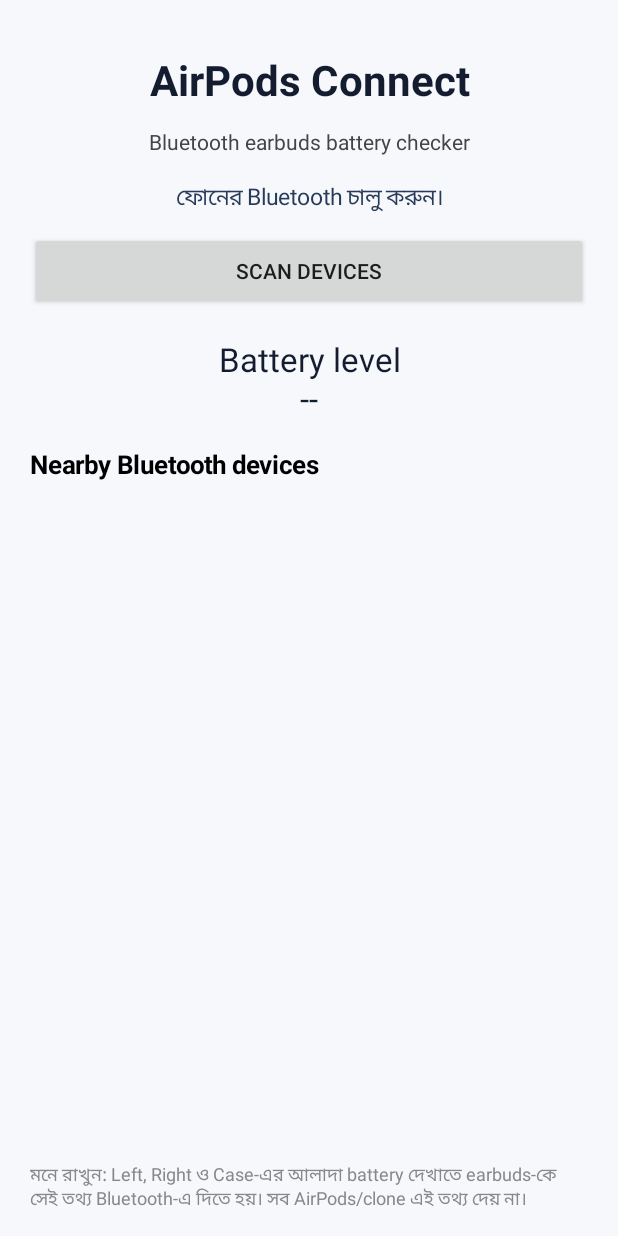
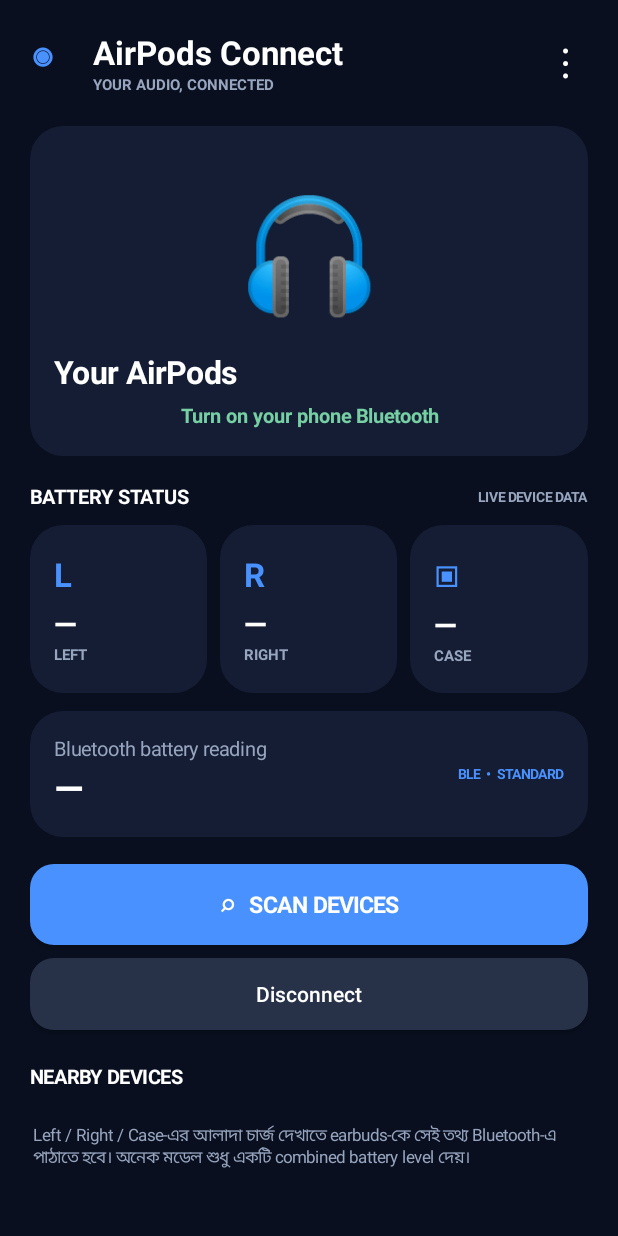
Before and after one commit to mohammademon44444-droid/AirPodsConnect, an Android app: the screen it shows after launch (MainActivity), on a phone screen of 412 x 824 dp. Run offline under Robolectric (Android 15) with nearby library versions, the phone set to English and light mode, and no system bars.

Commit message:
Redesign app UI to match AirPods Connect mockup

```diff
--- a/app/src/main/java/com/example/airpodsconnect/MainActivity.java
+++ b/app/src/main/java/com/example/airpodsconnect/MainActivity.java
@@ -7,184 +7,173 @@ import android.bluetooth.le.*;
 import android.content.Context;
 import android.content.pm.PackageManager;
 import android.graphics.Color;
+import android.graphics.Typeface;
+import android.graphics.drawable.GradientDrawable;
 import android.os.*;
 import android.view.Gravity;
+import android.view.View;
 import android.widget.*;
 import java.util.*;
 import java.util.UUID;
 
 public class MainActivity extends Activity {
-    private static final int REQ = 41;
-    private static final UUID BATTERY_SERVICE = UUID.fromString("0000180f-0000-1000-8000-00805f9b34fb");
-    private static final UUID BATTERY_LEVEL = UUID.fromString("00002a19-0000-1000-8000-00805f9b34fb");
+    private static final int REQ=41;
+    private static final UUID BS=UUID.fromString("0000180f-0000-1000-8000-00805f9b34fb");
+    private static final UUID BL=UUID.fromString("00002a19-0000-1000-8000-00805f9b34fb");
     private BluetoothAdapter adapter;
     private BluetoothLeScanner scanner;
     private BluetoothGatt activeGatt;
-    private final Handler handler = new Handler(Looper.getMainLooper());
-    private final Set<String> seen = new HashSet<>();
+    private final Handler handler=new Handler(Looper.getMainLooper());
+    private final Set<String> seen=new HashSet<>();
     private LinearLayout devices;
-    private TextView status, battery;
-    private Button scanButton;
+    private TextView status,battery,deviceTitle;
+    private Button scanButton,disconnectButton;
+    private int bg=Color.rgb(9,15,31), panel=Color.rgb(20,29,51), muted=Color.rgb(151,165,190), blue=Color.rgb(73,145,255);
 
-    @Override public void onCreate(Bundle state) {
-        super.onCreate(state);
+    int dp(int n){return (int)(n*getResources().getDisplayMetrics().density);}
+    GradientDrawable shape(int color,int radius){
+        GradientDrawable d=new GradientDrawable(); d.setColor(color); d.setCornerRadius(dp(radius)); return d;
+    }
+    TextView text(String value,int size,int color,boolean bold){
+        TextView t=new TextView(this); t.setText(value); t.setTextSize(size); t.setTextColor(color);
+        if(bold)t.setTypeface(Typeface.DEFAULT,Typeface.BOLD); return t;
+    }
+    LinearLayout column(){LinearLayout l=new LinearLayout(this);l.setOrientation(LinearLayout.VERTICAL);return l;}
+    LinearLayout.LayoutParams lp(int w,int h){return new LinearLayout.LayoutParams(w<0?w:dp(w),h<0?h:dp(h));}
+    void gap(LinearLayout l,int h){View v=new View(this);l.addView(v,lp(1,h));}
+    LinearLayout card(){LinearLayout c=column();c.setPadding(dp(16),dp(16),dp(16),dp(16));c.setBackground(shape(panel,22));return c;}
+
+    @Override public void onCreate(Bundle b){
+        super.onCreate(b);
+        getWindow().setStatusBarColor(bg);getWindow().setNavigationBarColor(bg);
+        getWindow().getDecorView().setSystemUiVisibility(0);
         makeUi();
-        BluetoothManager manager = (BluetoothManager)getSystemService(Context.BLUETOOTH_SERVICE);
-        adapter = manager == null ? null : manager.getAdapter();
-        if (adapter == null) status.setText("এই ফোনে Bluetooth পাওয়া যায়নি।");
-        else if (!adapter.isEnabled()) status.setText("ফোনের Bluetooth চালু করুন।");
-        else status.setText("Bluetooth প্রস্তুত। Scan চাপুন।");
-        if (adapter == null) scanButton.setEnabled(false);
+        BluetoothManager m=(BluetoothManager)getSystemService(Context.BLUETOOTH_SERVICE);
+        adapter=m==null?null:m.getAdapter();
+        status.setText(adapter==null?"Bluetooth পাওয়া যায়নি":adapter.isEnabled()?"Ready to connect":"Turn on your phone Bluetooth");
+        if(adapter==null)scanButton.setEnabled(false);
     }
 
-    private int dp(int n) { return (int)(n * getResources().getDisplayMetrics().density); }
+    private void makeUi(){
+        ScrollView scroll=new ScrollView(this);scroll.setFillViewport(true);scroll.setBackgroundColor(bg);
+        LinearLayout root=column();root.setPadding(dp(20),dp(18),dp(20),dp(24));scroll.addView(root);
+        LinearLayout head=new LinearLayout(this);head.setGravity(Gravity.CENTER_VERTICAL);
+        TextView logo=text("◉",27,blue,true);head.addView(logo,lp(42,48));
+        LinearLayout names=column();names.addView(text("AirPods Connect",22,Color.WHITE,true));
+        names.addView(text("YOUR AUDIO, CONNECTED",10,muted,true));head.addView(names,new LinearLayout.LayoutParams(0,-2,1));
+        TextView dots=text("⋮",27,Color.WHITE,false);dots.setGravity(Gravity.CENTER);head.addView(dots,lp(30,45));root.addView(head);
+        gap(root,18);
 
-    private void makeUi() {
-        LinearLayout root = new LinearLayout(this);
-        root.setOrientation(LinearLayout.VERTICAL);
-        root.setPadding(dp(20), dp(26), dp(20), dp(16));
-        root.setBackgroundColor(Color.rgb(246,248,252));
-        TextView title = new TextView(this);
-        title.setText("AirPods Connect"); title.setTextSize(28);
-        title.setTextColor(Color.rgb(20,28,48)); title.setGravity(Gravity.CENTER);
-        title.setTypeface(null,1);
-        root.addView(title,new LinearLayout.LayoutParams(-1,dp(55)));
-        TextView sub = new TextView(this);
-        sub.setText("Bluetooth earbuds battery checker"); sub.setGravity(Gravity.CENTER);
-        sub.setTextColor(Color.DKGRAY);
-        root.addView(sub,new LinearLayout.LayoutParams(-1,dp(28)));
-        status = new TextView(this); status.setTextSize(15); status.setGravity(Gravity.CENTER);
-        status.setTextColor(Color.rgb(40,60,90)); status.setPadding(dp(8),dp(12),dp(8),dp(12));
-        root.addView(status,new LinearLayout.LayoutParams(-1,-2));
-        scanButton = new Button(this); scanButton.setText("SCAN DEVICES");
-        scanButton.setOnClickListener(v -> startScan());
-        root.addView(scanButton,new LinearLayout.LayoutParams(-1,dp(52)));
-        battery = new TextView(this); battery.setText("Battery level\n--");
-        battery.setTextSize(22); battery.setGravity(Gravity.CENTER);
-        battery.setTextColor(Color.rgb(20,28,48)); battery.setPadding(dp(10),dp(18),dp(10),dp(18));
-        root.addView(battery,new LinearLayout.LayoutParams(-1,-2));
-        TextView label = new TextView(this); label.setText("Nearby Bluetooth devices");
-        label.setTextSize(17); label.setTypeface(null,1); label.setTextColor(Color.BLACK);
-        root.addView(label);
-        ScrollView scroll = new ScrollView(this);
-        devices = new LinearLayout(this); devices.setOrientation(LinearLayout.VERTICAL);
-        scroll.addView(devices); root.addView(scroll,new LinearLayout.LayoutParams(-1,0,1));
-        TextView note = new TextView(this);
-        note.setText("মনে রাখুন: Left, Right ও Case-এর আলাদা battery দেখাতে earbuds-কে সেই তথ্য Bluetooth-এ দিতে হয়। সব AirPods/clone এই তথ্য দেয় না।");
-        note.setTextSize(12); note.setTextColor(Color.GRAY); note.setPadding(0,dp(12),0,0);
-        root.addView(note); setContentView(root);
+        LinearLayout hero=card();hero.setGravity(Gravity.CENTER);
+        TextView art=text("🎧",74,Color.WHITE,false);art.setGravity(Gravity.CENTER);
+        hero.addView(art,lp(-1,132));
+        hero.addView(text("Your AirPods",21,Color.WHITE,true));
+        gap(hero,6);status=text("Not connected",13,Color.rgb(119,207,164),true);
+        status.setGravity(Gravity.CENTER);hero.addView(status);
+        root.addView(hero,lp(-1,220));gap(root,18);
+
+        LinearLayout row=new LinearLayout(this);row.setGravity(Gravity.CENTER);
+        row.addView(text("BATTERY STATUS",13,Color.WHITE,true),new LinearLayout.LayoutParams(0,-2,1));
+        row.addView(text("LIVE DEVICE DATA",9,muted,true));root.addView(row);gap(root,10);
+        LinearLayout cards=new LinearLayout(this);cards.setOrientation(LinearLayout.HORIZONTAL);
+        cards.addView(batteryCard("LEFT","L", "—"),new LinearLayout.LayoutParams(0,dp(112),1));
+        View spacer=new View(this);cards.addView(spacer,lp(9,1));
+        cards.addView(batteryCard("RIGHT","R","—"),new LinearLayout.LayoutParams(0,dp(112),1));
+        View spacer2=new View(this);cards.addView(spacer2,lp(9,1));
+        cards.addView(batteryCard("CASE","▣","—"),new LinearLayout.LayoutParams(0,dp(112),1));
+        root.addView(cards);gap(root,12);
+        LinearLayout single=card();single.setOrientation(LinearLayout.HORIZONTAL);single.setGravity(Gravity.CENTER_VERTICAL);
+        LinearLayout info=column();info.addView(text("Bluetooth battery reading",13,muted,false));
+        battery=text("—",25,Color.WHITE,true);info.addView(battery);
+        single.addView(info,new LinearLayout.LayoutParams(0,-2,1));
+        single.addView(text("BLE  •  STANDARD",9,blue,true));root.addView(single);gap(root,18);
+
+        scanButton=new Button(this);scanButton.setText("⌕   SCAN DEVICES");scanButton.setAllCaps(false);
+        scanButton.setTextColor(Color.WHITE);scanButton.setTextSize(15);scanButton.setTypeface(null,1);
+        scanButton.setBackground(shape(blue,16));scanButton.setOnClickListener(v->startScan());
+        root.addView(scanButton,lp(-1,54));gap(root,9);
+        disconnectButton=new Button(this);disconnectButton.setText("Disconnect");disconnectButton.setAllCaps(false);
+        disconnectButton.setTextColor(Color.WHITE);disconnectButton.setBackground(shape(Color.rgb(39,49,72),16));
+        disconnectButton.setOnClickListener(v->disconnect());root.addView(disconnectButton,lp(-1,48));gap(root,22);
+
+        root.addView(text("NEARBY DEVICES",13,Color.WHITE,true));gap(root,8);
+        devices=column();root.addView(devices);
+        TextView note=text("Left / Right / Case-এর আলাদা চার্জ দেখাতে earbuds-কে সেই তথ্য Bluetooth-এ পাঠাতে হবে। অনেক মডেল শুধু একটি combined battery level দেয়।",11,muted,false);
+        note.setPadding(dp(2),dp(14),dp(2),0);root.addView(note);
+        setContentView(scroll);
     }
 
-    private boolean permitted() {
-        if (Build.VERSION.SDK_INT >= 31)
-            return checkSelfPermission(Manifest.permission.BLUETOOTH_SCAN)==PackageManager.PERMISSION_GRANTED &&
-                   checkSelfPermission(Manifest.permission.BLUETOOTH_CONNECT)==PackageManager.PERMISSION_GRANTED;
-        return Build.VERSION.SDK_INT < 23 ||
-               checkSelfPermission(Manifest.permission.ACCESS_FINE_LOCATION)==PackageManager.PERMISSION_GRANTED;
+    private LinearLayout batteryCard(String label,String icon,String value){
+        LinearLayout c=card();c.setGravity(Gravity.CENTER);
+        c.addView(text(icon,22,blue,true));gap(c,5);c.addView(text(value,20,Color.WHITE,true));
+        c.addView(text(label,10,muted,true));return c;
     }
 
-    private void askPermission() {
-        if (Build.VERSION.SDK_INT >= 31)
-            requestPermissions(new String[]{Manifest.permission.BLUETOOTH_SCAN,Manifest.permission.BLUETOOTH_CONNECT},REQ);
-        else if (Build.VERSION.SDK_INT >= 23)
-            requestPermissions(new String[]{Manifest.permission.ACCESS_FINE_LOCATION},REQ);
+    private boolean permitted(){
+        if(Build.VERSION.SDK_INT>=31)return checkSelfPermission(Manifest.permission.BLUETOOTH_SCAN)==0&&checkSelfPermission(Manifest.permission.BLUETOOTH_CONNECT)==0;
+        return Build.VERSION.SDK_INT<23||checkSelfPermission(Manifest.permission.ACCESS_FINE_LOCATION)==0;
     }
-
-    private void startScan() {
-        if (adapter == null) return;
-        if (!adapter.isEnabled()) { status.setText("Bluetooth চালু করে আবার চেষ্টা করুন।"); return; }
-        if (!permitted()) { askPermission(); return; }
-        try {
-            scanner = adapter.getBluetoothLeScanner();
-            if (scanner == null) { status.setText("BLE scanner পাওয়া যায়নি।"); return; }
-            seen.clear(); devices.removeAllViews();
-            battery.setText("Battery level\n--");
-            status.setText("ডিভাইস খোঁজা হচ্ছে..."); scanButton.setEnabled(false);
+    private void askPermission(){
+        if(Build.VERSION.SDK_INT>=31)requestPermissions(new String[]{Manifest.permission.BLUETOOTH_SCAN,Manifest.permission.BLUETOOTH_CONNECT},REQ);
+        else if(Build.VERSION.SDK_INT>=23)requestPermissions(new String[]{Manifest.permission.ACCESS_FINE_LOCATION},REQ);
+    }
+    private void startScan(){
+        if(adapter==null)return;
+        if(!adapter.isEnabled()){status.setText("Turn on Bluetooth first");return;}
+        if(!permitted()){askPermission();return;}
+        try{
+            scanner=adapter.getBluetoothLeScanner();if(scanner==null){status.setText("BLE scanner unavailable");return;}
+            seen.clear();devices.removeAllViews();battery.setText("—");status.setText("Scanning nearby devices…");scanButton.setEnabled(false);
             scanner.startScan(callback);
-            handler.postDelayed(() -> {
-                try { if (scanner != null) scanner.stopScan(callback); } catch (SecurityException ignored) {}
-                scanButton.setEnabled(true); status.setText("Scan শেষ। ডিভাইসে চাপ দিয়ে connect করুন।");
-            },10000);
-        } catch (SecurityException e) { status.setText("Bluetooth permission প্রয়োজন।"); scanButton.setEnabled(true); }
+            handler.postDelayed(()->{try{if(scanner!=null)scanner.stopScan(callback);}catch(Exception ignored){}
+                scanButton.setEnabled(true);if(seen.isEmpty())status.setText("No BLE devices found. Try again.");else status.setText("Choose your earbuds below");},10000);
+        }catch(Exception e){status.setText("Could not start scan");scanButton.setEnabled(true);}
     }
-
-    private final ScanCallback callback = new ScanCallback() {
-        @Override public void onScanResult(int type, ScanResult result) {
-            BluetoothDevice d = result.getDevice();
-            if (d != null) runOnUiThread(() -> addDevice(d,result.getRssi()));
+    private final ScanCallback callback=new ScanCallback(){
+        @Override public void onScanResult(int type,ScanResult r){BluetoothDevice d=r.getDevice();if(d!=null)runOnUiThread(()->addDevice(d,r.getRssi()));}
+        @Override public void onScanFailed(int code){runOnUiThread(()->{status.setText("Scan failed");scanButton.setEnabled(true);});}
+    };
+    private void addDevice(BluetoothDevice d,int rssi){
+        if(!permitted())return;
+        try{
+            String address=d.getAddress();if(!seen.add(address))return;
+            String name=d.getName();if(name==null||name.trim().isEmpty())name="Unknown device";
+            Button item=new Button(this);item.setAllCaps(false);item.setTextColor(Color.WHITE);item.setGravity(Gravity.CENTER_VERTICAL);
+            item.setText("◉   "+name+"     "+rssi+" dBm");item.setBackground(shape(panel,14));
+            LinearLayout.LayoutParams p=lp(-1,58);p.bottomMargin=dp(7);devices.addView(item,p);
+            String n=name;item.setOnClickListener(v->connect(d,n));
+        }catch(SecurityException ignored){}
+    }
+    private void connect(BluetoothDevice d,String name){
+        if(!permitted()){askPermission();return;}
+        try{if(activeGatt!=null){activeGatt.close();activeGatt=null;}
+            deviceTitle=null;status.setText("Connecting to "+name+"…");activeGatt=d.connectGatt(this,false,gattCallback);
+        }catch(Exception e){status.setText("Connection failed");}
+    }
+    private final BluetoothGattCallback gattCallback=new BluetoothGattCallback(){
+        @Override public void onConnectionStateChange(BluetoothGatt g,int s,int state){
+            if(state==BluetoothProfile.STATE_CONNECTED){runOnUiThread(()->status.setText("●  Connected"));g.discoverServices();}
+            else if(state==BluetoothProfile.STATE_DISCONNECTED){runOnUiThread(()->status.setText("Disconnected"));g.close();if(activeGatt==g)activeGatt=null;}
         }
-        @Override public void onScanFailed(int code) {
-            runOnUiThread(() -> { status.setText("Scan ব্যর্থ। Bluetooth পরীক্ষা করুন।"); scanButton.setEnabled(true); });
+        @Override public void onServicesDiscovered(BluetoothGatt g,int s){
+            BluetoothGattService service=g.getService(BS);BluetoothGattCharacteristic ch=service==null?null:service.getCharacteristic(BL);
+            if(ch==null)runOnUiThread(()->{battery.setText("Not supported");status.setText("Connected • battery data unavailable");});
+            else g.readCharacteristic(ch);
+        }
+        @Override public void onCharacteristicRead(BluetoothGatt g,BluetoothGattCharacteristic ch,int s){
+            if(BL.equals(ch.getUuid())&&s==BluetoothGatt.GATT_SUCCESS){byte[] v=ch.getValue();if(v!=null&&v.length>0)showBattery(v[0]&255);}
+        }
+        @Override public void onCharacteristicRead(BluetoothGatt g,BluetoothGattCharacteristic ch,byte[] v,int s){
+            if(BL.equals(ch.getUuid())&&s==BluetoothGatt.GATT_SUCCESS&&v!=null&&v.length>0)showBattery(v[0]&255);
         }
     };
-
-    private void addDevice(BluetoothDevice d,int rssi) {
-        if (!permitted()) return;
-        try {
-            String address=d.getAddress();
-            if (!seen.add(address)) return;
-            String name=d.getName();
-            if (name==null || name.trim().isEmpty()) name="Unknown Bluetooth device";
-            final String deviceName = name;
-            Button item=new Button(this); item.setAllCaps(false);
-            item.setGravity(Gravity.CENTER_VERTICAL);
-            item.setText(name+"  •  "+rssi+" dBm\n"+address);
-            item.setOnClickListener(v -> connect(d,deviceName));
-            devices.addView(item,new LinearLayout.LayoutParams(-1,dp(68)));
-        } catch (SecurityException ignored) {}
+    private void showBattery(int value){runOnUiThread(()->{battery.setText(value+"%");status.setText("●  Connected • battery received");});}
+    private void disconnect(){
+        try{if(activeGatt!=null){activeGatt.disconnect();activeGatt.close();activeGatt=null;}status.setText("Disconnected");battery.setText("—");}
+        catch(Exception e){status.setText("Disconnect requested");}
     }
-
-    private void connect(BluetoothDevice d,String name) {
-        if (!permitted()) { askPermission(); return; }
-        try {
-            if (activeGatt!=null) { activeGatt.close(); activeGatt=null; }
-            status.setText(name+" এর সাথে connect হচ্ছে...");
-            activeGatt=d.connectGatt(this,false,gattCallback);
-        } catch (SecurityException e) { status.setText("Bluetooth connect permission দিন।"); }
+    @Override public void onRequestPermissionsResult(int r,String[] p,int[] g){
+        super.onRequestPermissionsResult(r,p,g);if(r==REQ){boolean ok=true;for(int x:g)if(x!=PackageManager.PERMISSION_GRANTED)ok=false;if(ok)startScan();else status.setText("Bluetooth permission required");}
     }
-
-    private final BluetoothGattCallback gattCallback = new BluetoothGattCallback() {
-        @Override public void onConnectionStateChange(BluetoothGatt g,int s,int state) {
-            if (state==BluetoothProfile.STATE_CONNECTED) {
-                runOnUiThread(() -> status.setText("Connected। Battery service খোঁজা হচ্ছে..."));
-                g.discoverServices();
-            } else if (state==BluetoothProfile.STATE_DISCONNECTED) {
-                runOnUiThread(() -> status.setText("Device disconnected।")); g.close();
-            }
-        }
-        @Override public void onServicesDiscovered(BluetoothGatt g,int s) {
-            BluetoothGattService service=g.getService(BATTERY_SERVICE);
-            BluetoothGattCharacteristic ch=service==null?null:service.getCharacteristic(BATTERY_LEVEL);
-            if (ch==null) {
-                runOnUiThread(() -> { battery.setText("Battery level\nNot supported"); status.setText("এই device standard battery service দেয়নি।"); });
-            } else g.readCharacteristic(ch);
-        }
-        @Override public void onCharacteristicRead(BluetoothGatt g,BluetoothGattCharacteristic ch,int s) {
-            if (BATTERY_LEVEL.equals(ch.getUuid()) && s==BluetoothGatt.GATT_SUCCESS) {
-                byte[] value=ch.getValue(); if (value!=null && value.length>0) showBattery(value[0]&255);
-            }
-        }
-        @Override public void onCharacteristicRead(BluetoothGatt g,BluetoothGattCharacteristic ch,byte[] value,int s) {
-            if (BATTERY_LEVEL.equals(ch.getUuid()) && s==BluetoothGatt.GATT_SUCCESS && value!=null && value.length>0)
-                showBattery(value[0]&255);
-        }
-    };
-
-    private void showBattery(int level) {
-        runOnUiThread(() -> { battery.setText("Battery level\n"+level+"%"); status.setText("Battery data পাওয়া গেছে।"); });
-    }
-
-    @Override public void onRequestPermissionsResult(int request,String[] permissions,int[] results) {
-        super.onRequestPermissionsResult(request,permissions,results);
-        if (request==REQ) {
-            boolean ok=true; for(int r:results) if(r!=PackageManager.PERMISSION_GRANTED) ok=false;
-            if(ok) startScan(); else status.setText("Scan করতে Bluetooth permission দিতে হবে।");
-        }
-    }
-
-    @Override protected void onDestroy() {
-        super.onDestroy();
-        try { if(scanner!=null && permitted()) scanner.stopScan(callback); if(activeGatt!=null) activeGatt.close(); }
-        catch(Exception ignored) {}
-    }
+    @Override protected void onDestroy(){super.onDestroy();try{if(scanner!=null&&permitted())scanner.stopScan(callback);if(activeGatt!=null)activeGatt.close();}catch(Exception ignored){}}
 }
```
